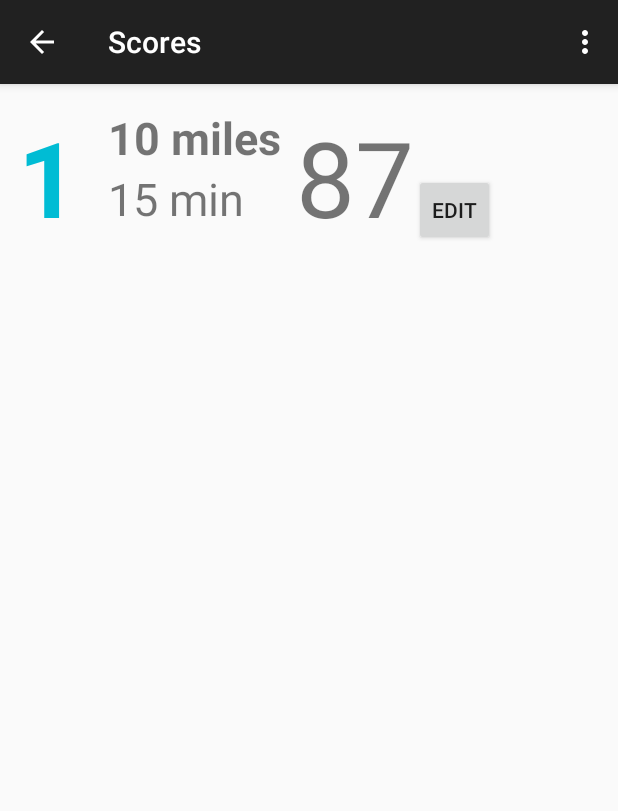
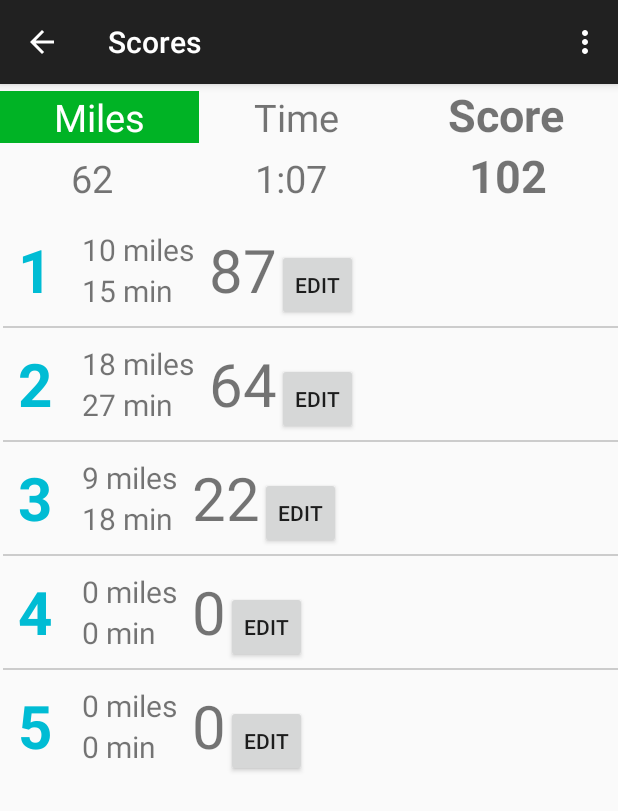
Before and after one commit to snailprogress/ChenoaRally, an Android app: the ScoresActivityFragment screen opened directly, with no data from a screen before it, on a phone screen of 412 x 824 dp. Shown: the top 811 px of the screen. Run offline under Robolectric (Android 15) with nearby library versions, the phone set to English and light mode, and no system bars.

Commit message:
Improved the scores listview

```diff
--- a/app/src/main/java/com/goodtimedesigns/chenoarally/ScoresActivityFragment.java
+++ b/app/src/main/java/com/goodtimedesigns/chenoarally/ScoresActivityFragment.java
@@ -45,6 +45,7 @@ public class ScoresActivityFragment extends Fragment {
 
 
         List<HashMap<String, String>> fullMap = new ArrayList<HashMap<String, String>>();
+
         HashMap<String, String> map = new HashMap<String, String>();
         map.put("col1", "1");
         map.put("col2", "10 miles");
@@ -52,20 +53,36 @@ public class ScoresActivityFragment extends Fragment {
         map.put("col4", "87");
         fullMap.add(map);
 
+        HashMap<String, String> map2 = new HashMap<String, String>();
+        map2.put("col1", "2");
+        map2.put("col2", "18 miles");
+        map2.put("col3", "27 min");
+        map2.put("col4", "64");
+        fullMap.add(map2);
 
-//        HashMap<String, String> map1 = new HashMap<String, String>();
-//        map1.put("col1", "1");
-//        map1.put("col2", "20");
- //       map1.put("col3", "35");
- //       map1.put("col4", "120");
-//        mylistData.add(map1);
 
-//        HashMap<String,String> map2 = new HashMap<String, String>();
-//        map2.put("col1", "2");
-//        map2.put("col2", "20");
-//        map2.put("col3", "35");
-//        map2.put("col4", "120");
-//        mylistData.add(map2);
+        HashMap<String, String> map3 = new HashMap<String, String>();
+        map3.put("col1", "3");
+        map3.put("col2", "9 miles");
+        map3.put("col3", "18 min");
+        map3.put("col4", "22");
+        fullMap.add(map3);
+
+        HashMap<String, String> map4 = new HashMap<String, String>();
+        map4.put("col1", "4");
+        map4.put("col2", "0 miles");
+        map4.put("col3", "0 min");
+        map4.put("col4", "0");
+        fullMap.add(map4);
+
+        HashMap<String, String> map5 = new HashMap<String, String>();
+        map5.put("col1", "5");
+        map5.put("col2", "0 miles");
+        map5.put("col3", "0 min");
+        map5.put("col4", "0");
+        fullMap.add(map5);
+
+
 //        for(int i=0; i<4; i++)
 //        {
 //            HashMap<String,String> map = new HashMap<String, String>();
--- a/app/src/main/res/layout/fragment_scores.xml
+++ b/app/src/main/res/layout/fragment_scores.xml
@@ -3,6 +3,79 @@
     android:layout_height="fill_parent"
     android:orientation="vertical" >
 
+
+    <LinearLayout xmlns:android="http://schemas.android.com/apk/res/android"
+        android:layout_width="match_parent"
+        android:layout_height="wrap_content"
+        android:orientation="horizontal" >
+        <TextView android:id="@+id/totalMiles"
+            android:textSize="25sp"
+            android:textStyle="normal"
+            android:layout_width="wrap_content"
+            android:layout_height="wrap_content"
+            android:text="Miles"
+            android:layout_weight="1"
+            android:gravity="center"
+            android:background="#00b325"
+            android:textColor="#FFFFFF"/>
+
+
+        <TextView android:id="@+id/totalMinutes"
+            android:textSize="25sp"
+            android:textStyle="normal"
+            android:layout_width="wrap_content"
+            android:layout_height="wrap_content"
+            android:text="Time"
+            android:layout_weight="1"
+            android:gravity="center"/>
+
+        <TextView android:id="@+id/totalScore"
+            android:textSize="30sp"
+            android:textStyle="bold"
+            android:layout_width="wrap_content"
+            android:layout_height="wrap_content"
+            android:text="Score"
+            android:layout_weight="1"
+            android:gravity="center"/>
+
+    </LinearLayout>
+
+
+
+
+    <LinearLayout xmlns:android="http://schemas.android.com/apk/res/android"
+        android:layout_width="match_parent"
+        android:layout_height="wrap_content"
+        android:orientation="horizontal" >
+            <TextView android:id="@+id/totalMiles"
+                android:textSize="25sp"
+                android:textStyle="normal"
+                android:layout_width="wrap_content"
+                android:layout_height="wrap_content"
+                android:text="62"
+                android:layout_weight="1"
+                android:gravity="center"/>
+
+
+            <TextView android:id="@+id/totalMinutes"
+                android:textSize="25sp"
+                android:textStyle="normal"
+                android:layout_width="wrap_content"
+                android:layout_height="wrap_content"
+                android:text="1:07"
+                android:layout_weight="1"
+                android:gravity="center"/>
+
+            <TextView android:id="@+id/totalScore"
+                android:textSize="30sp"
+                android:textStyle="bold"
+                android:layout_width="wrap_content"
+                android:layout_height="wrap_content"
+                android:text="102"
+                android:layout_weight="1"
+                android:gravity="center"/>
+
+    </LinearLayout>
 
     <ListView
         android:id="@+id/scoresListView"
--- a/app/src/main/res/layout/fragment_scores_list_item.xml
+++ b/app/src/main/res/layout/fragment_scores_list_item.xml
@@ -5,7 +5,7 @@
 
 
     <TextView android:id="@+id/checkpointNum"
-        android:textSize="70sp"
+        android:textSize="40sp"
         android:textStyle="bold"
         android:layout_width="wrap_content"
         android:layout_height="wrap_content"
@@ -21,15 +21,15 @@
         android:orientation="vertical"
         android:padding="10dp">
                     <TextView android:id="@+id/checkpointMiles"
-                        android:textSize="30sp"
-                        android:textStyle="bold"
+                        android:textSize="20sp"
+                        android:textStyle="normal"
                         android:layout_width="wrap_content"
                         android:layout_height="wrap_content"
                         android:text="20 miles" />
 
 
                     <TextView android:id="@+id/checkpointMinutes"
-                        android:textSize="30sp"
+                        android:textSize="20sp"
                         android:textStyle="normal"
                         android:layout_width="wrap_content"
                         android:layout_height="wrap_content"
@@ -37,7 +37,7 @@
      </LinearLayout>
 
     <TextView android:id="@+id/checkpointScore"
-        android:textSize="70sp"
+        android:textSize="40sp"
         android:textStyle="normal"
         android:layout_width="wrap_content"
         android:layout_height="wrap_content"
```
Also changed, not shown: 1 other file.
